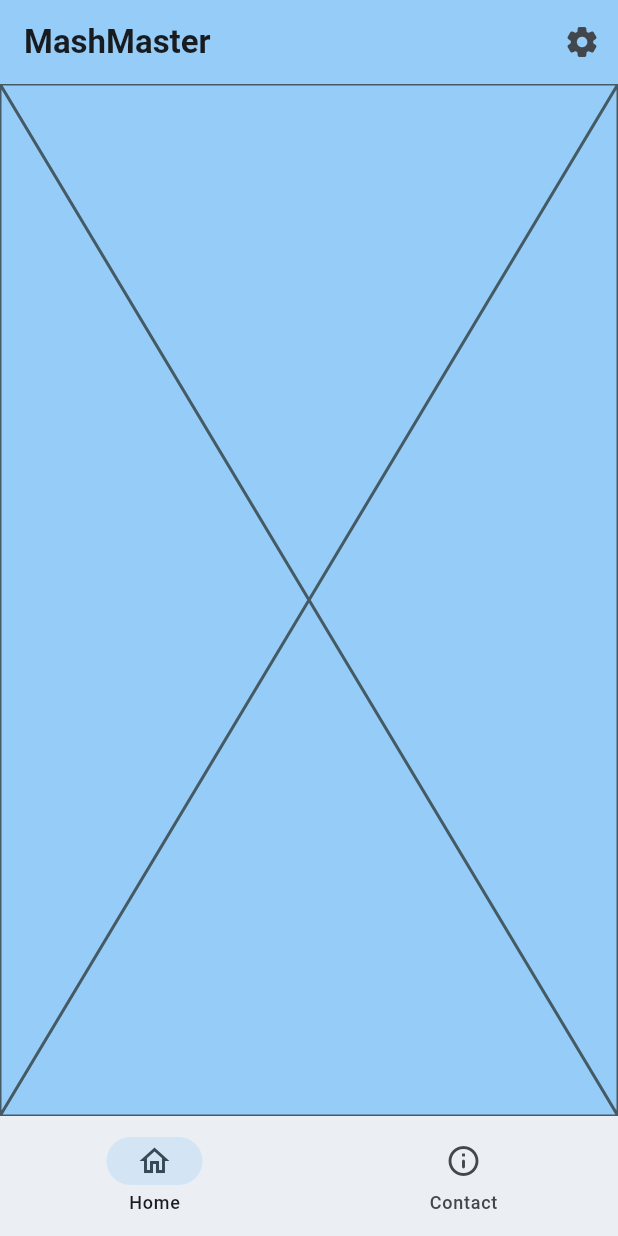
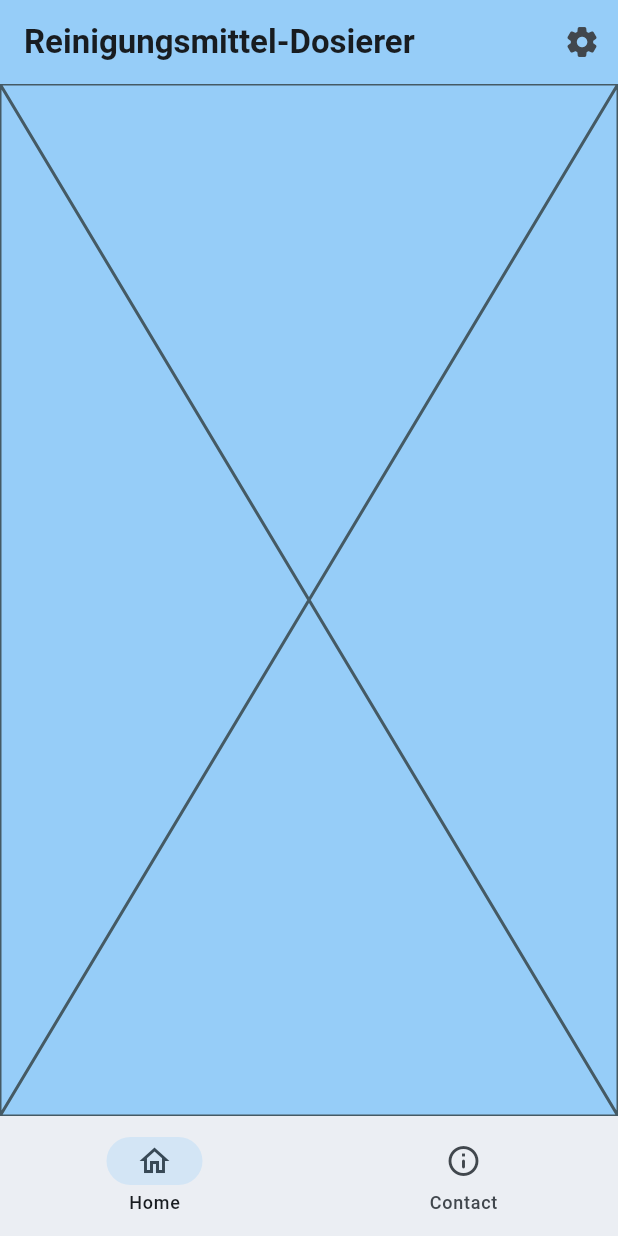
Before and after one commit to NightmindOfficial/mashmaster, a Flutter app: the screen it shows after launch, after a tap on "Reingungsmittel-Dosierer", on a phone screen of 412 x 824 dp. Run offline on Flutter 3.47's test engine with Material 3 defaults, Android fonts, the phone set to English and light mode, and no system bars; our stand-ins replace flutter_dotenv, go_router; missing offline and left inert: flutter_app_info.

Commit message:
More advanced handling of titles in AppBar, even for nested routes

```diff
--- a/lib/layout/stage.dart
+++ b/lib/layout/stage.dart
@@ -1,3 +1,5 @@
+import 'dart:developer' as dev;
+
 import 'package:flutter/material.dart';
 import 'package:go_router/go_router.dart';
 import 'package:mashmaster/models/destination.dart';
@@ -11,14 +13,28 @@ class Stage extends StatelessWidget {
 
   @override
   Widget build(BuildContext context) {
+    // Get current route path
+    final String currentPath =
+        GoRouter.of(context).routeInformationProvider.value.uri.toString();
+    dev.log(currentPath);
+
+    final String title = Routes.getTitle(currentPath);
+
+    //Determine if back buttion should be visible
+    final bool canGoBack = GoRouter.of(context).canPop();
+
     return Scaffold(
       ///* APPBAR
       appBar: AppBar(
-        title: const Text(
-          "MashMaster",
-          style: TextStyle(fontWeight: FontWeight.bold),
-        ),
+        title: Text(title, style: TextStyle(fontWeight: FontWeight.bold)),
         backgroundColor: Theme.of(context).colorScheme.inversePrimary,
+        leading:
+            canGoBack
+                ? IconButton(
+                  icon: Icon(Icons.arrow_back),
+                  onPressed: () => GoRouter.of(context).pop(),
+                )
+                : null,
         actions: [
           IconButton(
             onPressed: () => context.push(MainRoute.settings.pathAbs),
--- a/lib/router/routes.dart
+++ b/lib/router/routes.dart
@@ -1,31 +1,43 @@
-// ignore: constant_identifier_names
 enum MainRoute { home, contact, settings }
 
 enum HomeRoute { init, dosagecalc, generalcalc, brewcalc, unitcalc, mashcalc }
 
 class Routes<T extends Enum> {
-  static final Map<Type, Map<Enum, String>> _routes = {
+  static final Map<Type, Map<Enum, Map<String, String>>> _routes = {
     MainRoute: {
-      MainRoute.home: "/",
-      MainRoute.contact: "/contact",
-      MainRoute.settings: "/settings",
+      MainRoute.home: {"path": "/", "title": "MashMaster"},
+      MainRoute.contact: {"path": "/contact", "title": "MashMaster"},
+      MainRoute.settings: {"path": "/settings", "title": "App Settings"},
     },
 
     HomeRoute: {
-      HomeRoute.dosagecalc: "dosage",
-      HomeRoute.generalcalc: "general",
-      HomeRoute.brewcalc: "brew",
-      HomeRoute.unitcalc: "unit",
-      HomeRoute.mashcalc: "mash",
+      HomeRoute.dosagecalc: {
+        "path": "dosage",
+        "title": "Reinigungsmittel-Dosierer",
+      },
+      HomeRoute.generalcalc: {
+        "path": "general",
+        "title": "Allgemeine Berechnungen",
+      },
+      HomeRoute.brewcalc: {"path": "brew", "title": "Brau-Umrechnungen"},
+      HomeRoute.unitcalc: {"path": "unit", "title": "Einheits-Umrechnungen"},
+      HomeRoute.mashcalc: {"path": "mash", "title": "Maische-Berechnungen"},
     },
   };
 
   // Define parent-child relationships to construct absolute paths
   static final Map<Type, Enum> _parentRoutes = {HomeRoute: MainRoute.home};
 
+  // **NEW: A Flattened Map for Quick Lookup**
+  static final Map<String, String> _titleMap = {
+    for (var type in _routes.values)
+      for (var entry in type.entries)
+        route(entry.key): entry.value["title"] ?? "Unknown Page",
+  };
+
   static String route<T extends Enum>(T route) {
     //Get the base path
-    String? basePath = _routes[route.runtimeType]?[route];
+    String? basePath = _routes[route.runtimeType]?[route]?["path"];
 
     if (basePath == null) return "/404";
 
@@ -46,18 +58,26 @@ class Routes<T extends Enum> {
 
   //* Method to get absolute paths for router configuration
   static String absoluteRoute<T extends Enum>(T route) {
-    return _routes[route.runtimeType]?[route] ?? "/404";
+    return _routes[route.runtimeType]?[route]?["path"] ?? "/404";
+  }
+
+  //*Method to get the title of a route
+  static String getTitle(String path) {
+    return _titleMap[path] ?? "MashMaster";
   }
 }
 
 //* Universal extension to access paths without hardcoding static getters
 
 extension RoutePath on Enum {
-  ///Returns the full path of the route stored in the desired Route Enum.
+  /// Returns the full path of the route stored in the desired Route Enum.
   String get path => Routes.route(this);
 
-  ///Returns the ABSOLUTE path, meaning only the nested version of the desired Route Enum.
+  /// Returns the ABSOLUTE path, meaning only the nested version of the desired Route Enum.
   String get pathAbs => Routes.absoluteRoute(this);
+
+  /// Returns the title of the route for UI use.
+  String get title => Routes.getTitle(path);
 }
 
 
```
Also changed, not shown: lib/router/home_routes.dart (+20 -0 lines).
